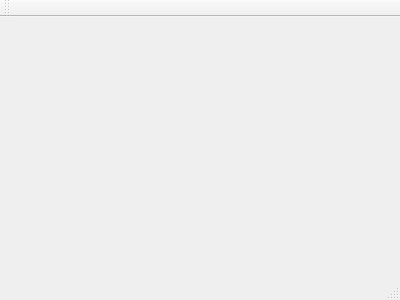
Before: the Qt Designer form mainwindow.ui in mrafcho001/SpiroSim, drawn with Qt 5.
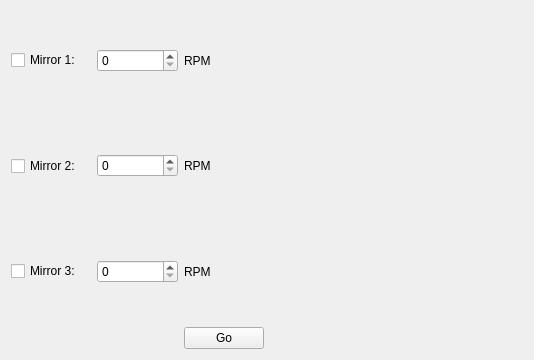
After: the same form once the commit is applied. Custom widgets are drawn as their Qt base class.

```diff
--- a/mainwindow.ui
+++ b/mainwindow.ui
@@ -1,24 +1,166 @@
 <ui version="4.0">
  <class>MainWindow</class>
- <widget class="QMainWindow" name="MainWindow" >
-  <property name="geometry" >
+ <widget class="QMainWindow" name="MainWindow">
+  <property name="geometry">
    <rect>
     <x>0</x>
     <y>0</y>
-    <width>400</width>
-    <height>300</height>
+    <width>534</width>
+    <height>360</height>
    </rect>
   </property>
   <property name="windowTitle" >
    <string>MainWindow</string>
   </property>
-  <widget class="QMenuBar" name="menuBar" />
-  <widget class="QToolBar" name="mainToolBar" />
-  <widget class="QWidget" name="centralWidget" />
-  <widget class="QStatusBar" name="statusBar" />
+  <widget class="QWidget" name="centralWidget">
+   <layout class="QHBoxLayout" name="horizontalLayout_5">
+    <item>
+     <layout class="QVBoxLayout" name="verticalLayout_2">
+      <item>
+       <layout class="QHBoxLayout" name="horizontalLayout">
+        <item>
+         <widget class="QCheckBox" name="cbMirror1">
+          <property name="text">
+           <string>Mirror 1:</string>
+          </property>
+         </widget>
+        </item>
+        <item>
+         <widget class="QSpinBox" name="sbMirror1_RPM">
+          <property name="maximum">
+           <number>1000000000</number>
+          </property>
+         </widget>
+        </item>
+        <item>
+         <widget class="QLabel" name="label">
+          <property name="sizePolicy">
+           <sizepolicy hsizetype="Minimum" vsizetype="Minimum">
+            <horstretch>0</horstretch>
+            <verstretch>0</verstretch>
+           </sizepolicy>
+          </property>
+          <property name="text">
+           <string>RPM</string>
+          </property>
+         </widget>
+        </item>
+       </layout>
+      </item>
+      <item>
+       <layout class="QHBoxLayout" name="horizontalLayout_3">
+        <item>
+         <widget class="QCheckBox" name="cbMirror2">
+          <property name="text">
+           <string>Mirror 2:</string>
+          </property>
+         </widget>
+        </item>
+        <item>
+         <widget class="QSpinBox" name="sbMirror2_RPM">
+          <property name="maximum">
+           <number>1000000000</number>
+          </property>
+         </widget>
+        </item>
+        <item>
+         <widget class="QLabel" name="label_3">
+          <property name="sizePolicy">
+           <sizepolicy hsizetype="Minimum" vsizetype="Minimum">
+            <horstretch>0</horstretch>
+            <verstretch>0</verstretch>
+           </sizepolicy>
+          </property>
+          <property name="text">
+           <string>RPM</string>
+          </property>
+         </widget>
+        </item>
+       </layout>
+      </item>
+      <item>
+       <layout class="QHBoxLayout" name="horizontalLayout_2">
+        <item>
+         <widget class="QCheckBox" name="cbMirror3">
+          <property name="text">
+           <string>Mirror 3:</string>
+          </property>
+         </widget>
+        </item>
+        <item>
+         <widget class="QSpinBox" name="sbMirror3_RPM">
+          <property name="maximum">
+           <number>1000000000</number>
+          </property>
+         </widget>
+        </item>
+        <item>
+         <widget class="QLabel" name="label_2">
+          <property name="sizePolicy">
+           <sizepolicy hsizetype="Minimum" vsizetype="Minimum">
+            <horstretch>0</horstretch>
+            <verstretch>0</verstretch>
+           </sizepolicy>
+          </property>
+          <property name="text">
+           <string>RPM</string>
+          </property>
+         </widget>
+        </item>
+       </layout>
+      </item>
+      <item>
+       <layout class="QHBoxLayout" name="horizontalLayout_4">
+        <item>
+         <spacer name="horizontalSpacer">
+          <property name="orientation">
+           <enum>Qt::Horizontal</enum>
+          </property>
+          <property name="sizeHint" stdset="0">
+           <size>
+            <width>40</width>
+            <height>20</height>
+           </size>
+          </property>
+         </spacer>
+        </item>
+        <item>
+         <widget class="QPushButton" name="pbGo">
+          <property name="text">
+           <string>Go</string>
+          </property>
+         </widget>
+        </item>
+       </layout>
+      </item>
+     </layout>
+    </item>
+    <item>
+     <layout class="QVBoxLayout" name="verticalLayout">
+      <item>
+       <widget class="SpiroGraphWidget" name="spwSpirograph" native="true">
+        <property name="sizePolicy">
+         <sizepolicy hsizetype="Expanding" vsizetype="Preferred">
+          <horstretch>0</horstretch>
+          <verstretch>0</verstretch>
+         </sizepolicy>
+        </property>
+       </widget>
+      </item>
+     </layout>
+    </item>
+   </layout>
+  </widget>
  </widget>
- <layoutDefault spacing="6" margin="11" />
- <pixmapfunction></pixmapfunction>
+ <layoutdefault spacing="6" margin="11"/>
+ <customwidgets>
+  <customwidget>
+   <class>SpiroGraphWidget</class>
+   <extends>QWidget</extends>
+   <header>spirographwidget.h</header>
+   <container>1</container>
+  </customwidget>
+ </customwidgets>
  <resources/>
  <connections/>
 </ui>
```
Left out of the diff: 3 changed lines with no effect on the pictures.
